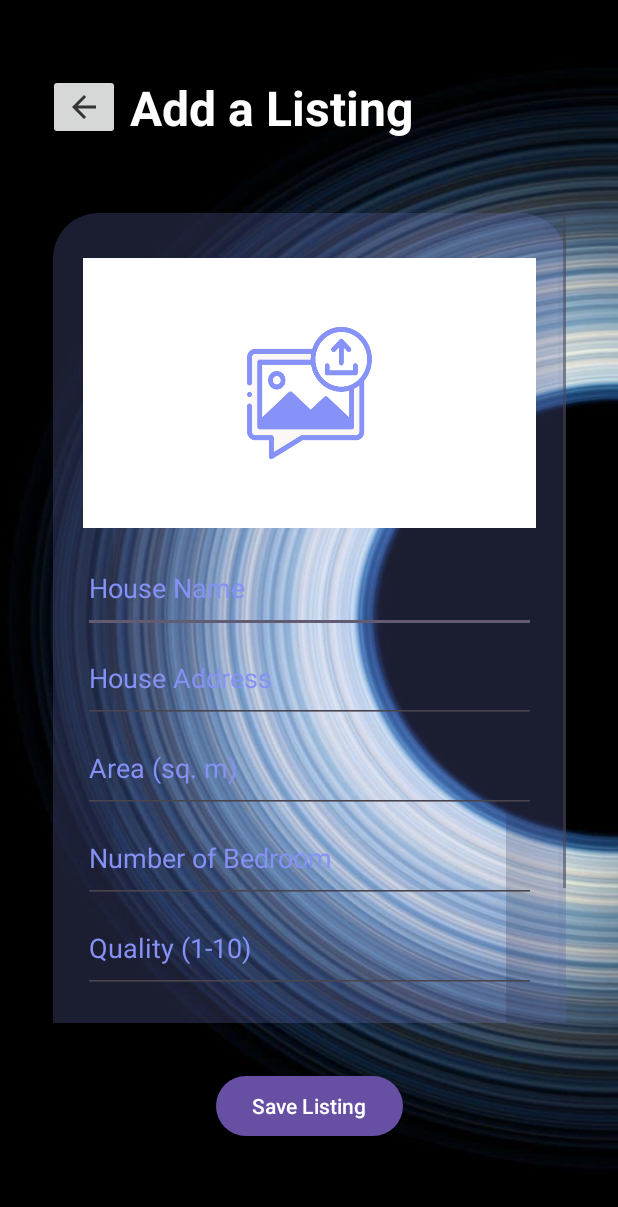
After one commit to iamggragas/EstiMate, an Android app: the AddListings screen opened directly, with no data from a screen before it, on a phone screen of 412 x 824 dp. The commit adds this screen. Shown: the top 1207 px of the screen. Run offline under Robolectric (Android 15) with nearby library versions, the phone set to English and light mode, and no system bars.

Commit message:
Implementing House Prediction Algorithm

```diff
--- a/app/build.gradle.kts
+++ b/app/build.gradle.kts
@@ -40,6 +40,7 @@ dependencies {
     implementation(libs.constraintlayout)
     implementation(libs.firebase.auth)
     implementation(libs.firebase.database)
+    implementation(libs.firebase.storage)
     testImplementation(libs.junit)
     androidTestImplementation(libs.ext.junit)
     androidTestImplementation(libs.espresso.core)
--- a/app/src/main/AndroidManifest.xml
+++ b/app/src/main/AndroidManifest.xml
@@ -12,6 +12,9 @@
         android:supportsRtl="true"
         android:theme="@style/Theme.Main"
         tools:targetApi="31">
+        <activity
+            android:name=".AddListings"
+            android:exported="false" />
         <activity
             android:name=".Profile"
             android:exported="false" />
--- /dev/null
+++ b/app/src/main/java/com/example/main/AddListings.java
@@ -0,0 +1,121 @@
+package com.example.main;
+
+import android.os.Bundle;
+import android.view.View;
+import android.widget.Button;
+import android.widget.EditText;
+import android.widget.ImageView;
+import android.widget.Toast;
+
+import androidx.appcompat.app.AppCompatActivity;
+
+import com.example.main.Utilities.House;
+import com.example.main.Utilities.HousePrediction;
+
+public class AddListings extends AppCompatActivity {
+
+    private double vHouseSize;
+    private int vBedroom;
+    private int vQuality;
+    private double vAge;
+    private double price;
+    private String houseSize, houseName, houseAddress, bedroom, quality, age;
+
+    String name;
+
+    private ImageView uploadImg;
+    private EditText edtHouseName, edtHouseAddress, edtArea, edtNumBedroom, edtQuality, edtAge;
+    private Button predictPriceBtn, predictedPrice, saveListingBtn;
+
+    @Override
+    protected void onCreate(Bundle savedInstanceState) {
+        super.onCreate(savedInstanceState);
+        setContentView(R.layout.activity_add_listings);
+
+        edtHouseName = findViewById(R.id.edtHouseName);
+        edtHouseAddress = findViewById(R.id.edtHouseAddress);
+        edtArea = findViewById(R.id.edtArea);
+        edtNumBedroom = findViewById(R.id.edtNumBedroom);
+        edtQuality = findViewById(R.id.edtQuality);
+        edtAge = findViewById(R.id.edtAge);
+
+        predictPriceBtn = findViewById(R.id.predictPriceBtn);
+        predictedPrice = findViewById(R.id.predictedPrice);
+        saveListingBtn = findViewById(R.id.saveListingBtn);
+
+        uploadImg = findViewById(R.id.uploadImg);
+    }
+
+    public void predictPrice(View view) {
+        houseSize = edtArea.getText().toString();
+        houseName = edtHouseName.getText().toString();
+        houseAddress = edtHouseAddress.getText().toString();
+        bedroom = edtNumBedroom.getText().toString();
+        quality = edtQuality.getText().toString();
+        age = edtAge.getText().toString();
+
+        if (houseName.isEmpty() || houseSize.isEmpty() || houseAddress.isEmpty() || bedroom.isEmpty() || quality.isEmpty() || age.isEmpty()) {
+            checkFields(houseName, houseSize, houseAddress, bedroom, quality, age);
+        } else {
+            try {
+                vHouseSize = Double.parseDouble(houseSize);
+                vBedroom = Integer.parseInt(bedroom);
+                vQuality = Integer.parseInt(quality);
+                vAge = Double.parseDouble(age);
+
+                HousePrediction housePrediction = new HousePrediction();
+
+                housePrediction.addHouse(new House(150, 3, 7, 10, 300000));
+                housePrediction.addHouse(new House(200, 4, 8, 5, 450000));
+                housePrediction.addHouse(new House(250, 2, 9, 2, 600000));
+                housePrediction.addHouse(new House(200, 3, 7, 4, 350000));
+                housePrediction.addHouse(new House(175, 2, 6, 8, 150000));
+                housePrediction.addHouse(new House(150, 3, 5, 10, 500000));
+                housePrediction.addHouse(new House(205, 2, 9, 1, 250000));
+                housePrediction.addHouse(new House(215, 2, 7, 3, 550000));
+                housePrediction.addHouse(new House(185, 3, 9, 6, 400000));
+                housePrediction.addHouse(new House(225, 1, 6, 4, 750000));
+
+                price = housePrediction.predictPrice(vHouseSize, vBedroom, vQuality, vAge);
+                price = Math.round(price * 100.0) / 100.0;
+
+                predictedPrice.setVisibility(View.VISIBLE);
+                predictedPrice.setText("Php " + String.format("%.2f", price));
+            } catch (NumberFormatException e) {
+                Toast.makeText(getApplicationContext(), "Please enter a valid number", Toast.LENGTH_SHORT).show();
+            }
+        }
+    }
+
+    private void checkFields(String houseName, String houseSize, String houseAddress, String bedroom, String quality, String age) {
+        if (houseName.isEmpty()) {
+            edtHouseName.setError("Please enter a house name");
+            edtHouseName.requestFocus();
+        }
+
+        if (houseSize.isEmpty()) {
+            edtArea.setError("Please enter a house address");
+            edtArea.requestFocus();
+        }
+
+        if (houseAddress.isEmpty()) {
+            edtHouseAddress.setError("Please enter a house address");
+            edtHouseAddress.requestFocus();
+        }
+
+        if (bedroom.isEmpty()) {
+            edtNumBedroom.setError("Please enter a number of bedrooms");
+            edtNumBedroom.requestFocus();
+        }
+
+        if (quality.isEmpty()) {
+            edtQuality.setError("Please enter a house quality");
+            edtQuality.requestFocus();
+        }
+
+        if (age.isEmpty()) {
+            edtAge.setError("Please enter a house age");
+            edtAge.requestFocus();
+        }
+    }
+}
--- a/app/src/main/java/com/example/main/Utilities/HelperClass.java
+++ b/app/src/main/java/com/example/main/Utilities/User.java
@@ -1,6 +1,6 @@
 package com.example.main.Utilities;
 
-public class HelperClass {
+public class User {
         String name, email, phone, password;
 
         public String getName() {
@@ -35,14 +35,14 @@ public class HelperClass {
             this.password = password;
         }
 
-        public HelperClass(String name, String phone, String email, String password) {
+        public User(String name, String phone, String email, String password) {
             this.name = name;
             this.phone = phone;
             this.email = email;
             this.password = password;
         }
 
-        public HelperClass() {
+        public User() {
         }
 
 }
--- /dev/null
+++ b/app/src/main/res/layout/activity_add_listings.xml
@@ -0,0 +1,166 @@
+<?xml version="1.0" encoding="utf-8"?>
+<androidx.constraintlayout.widget.ConstraintLayout xmlns:android="http://schemas.android.com/apk/res/android"
+    xmlns:app="http://schemas.android.com/apk/res-auto"
+    xmlns:tools="http://schemas.android.com/tools"
+    android:id="@+id/main"
+    android:layout_width="match_parent"
+    android:layout_height="match_parent"
+    android:background="@drawable/bg"
+    tools:context=".AddListings">
+
+    <ImageButton
+        android:id="@+id/backBtn"
+        android:layout_width="wrap_content"
+        android:layout_height="wrap_content"
+        android:layout_marginStart="32dp"
+        app:layout_constraintBottom_toTopOf="@+id/scrollView2"
+        app:layout_constraintEnd_toStartOf="@+id/textView"
+        app:layout_constraintHorizontal_bias="0.0"
+        app:layout_constraintStart_toStartOf="parent"
+        app:layout_constraintTop_toTopOf="parent"
+        app:srcCompat="@drawable/ic_backbtn" />
+
+    <TextView
+        android:id="@+id/textView"
+        android:layout_width="wrap_content"
+        android:layout_height="wrap_content"
+        android:text="Add a Listing"
+        android:textColor="#FFFFFF"
+        android:textSize="32sp"
+        android:textStyle="bold"
+        app:layout_constraintBottom_toTopOf="@+id/scrollView2"
+        app:layout_constraintEnd_toEndOf="parent"
+        app:layout_constraintHorizontal_bias="0.387"
+        app:layout_constraintStart_toStartOf="parent"
+        app:layout_constraintTop_toTopOf="parent"
+        app:layout_constraintVertical_bias="0.509" />
+
+    <ScrollView
+        android:id="@+id/scrollView2"
+        android:layout_width="342dp"
+        android:layout_height="540dp"
+        android:scrollbarSize="2dp"
+        android:verticalScrollbarPosition="defaultPosition"
+        app:layout_constraintBottom_toBottomOf="parent"
+        app:layout_constraintEnd_toEndOf="parent"
+        app:layout_constraintStart_toStartOf="parent"
+        app:layout_constraintTop_toTopOf="parent">
+
+        <androidx.cardview.widget.CardView
+            android:layout_width="match_parent"
+            android:layout_height="wrap_content"
+            app:cardBackgroundColor="#338591F5"
+            app:cardCornerRadius="30dp"
+            app:cardElevation="30dp">
+
+            <LinearLayout
+                android:layout_width="match_parent"
+                android:layout_height="wrap_content"
+                android:layout_gravity="center_horizontal"
+                android:orientation="vertical"
+                android:padding="20dp">
+
+                <ImageView
+                    android:id="@+id/uploadImg"
+                    android:layout_width="match_parent"
+                    android:layout_height="200dp"
+                    android:paddingTop="10dp"
+                    android:paddingBottom="10dp"
+                    android:scaleType="fitXY"
+                    android:src="@drawable/uploadimg" />
+
+                <EditText
+                    android:id="@+id/edtHouseName"
+                    android:layout_width="match_parent"
+                    android:layout_height="60dp"
+                    android:hint="House Name"
+                    android:paddingBottom="10dp"
+                    android:textColor="#FFFFFF"
+                    android:textColorHint="#8591F5" />
+
+                <EditText
+                    android:id="@+id/edtHouseAddress"
+                    android:layout_width="match_parent"
+                    android:layout_height="60dp"
+                    android:hint="House Address"
+                    android:paddingBottom="10dp"
+                    android:textColor="#FFFFFF"
+                    android:textColorHint="#8591F5" />
+
+                <EditText
+                    android:id="@+id/edtArea"
+                    android:layout_width="match_parent"
+                    android:layout_height="60dp"
+                    android:hint="Area (sq. m)"
+                    android:paddingBottom="10dp"
+                    android:textColor="#FFFFFF"
+                    android:textColorHint="#8591F5" />
+
+                <EditText
+                    android:id="@+id/edtNumBedroom"
+                    android:layout_width="match_parent"
+                    android:layout_height="60dp"
+                    android:hint="Number of Bedroom"
+                    android:paddingBottom="10dp"
+                    android:textColor="#FFFFFF"
+                    android:textColorHint="#8591F5" />
+
+                <EditText
+                    android:id="@+id/edtQuality"
+                    android:layout_width="match_parent"
+                    android:layout_height="60dp"
+                    android:hint="Quality (1-10)"
+                    android:paddingBottom="10dp"
+                    android:textColor="#FFFFFF"
+                    android:textColorHint="#8591F5" />
+
+                <EditText
+                    android:id="@+id/edtAge"
+                    android:layout_width="match_parent"
+                    android:layout_height="60dp"
+                    android:hint="Age (in years)"
+                    android:paddingBottom="10dp"
+                    android:textColor="#FFFFFF"
+                    android:textColorHint="#8591F5" />
+
+                <LinearLayout
+                    android:layout_width="match_parent"
+                    android:layout_height="wrap_content"
+                    android:gravity="center"
+                    android:orientation="horizontal">
+
+                    <Button
+                        android:id="@+id/predictPriceBtn"
+                        android:layout_width="wrap_content"
+                        android:layout_height="match_parent"
+                        android:text="Predict Price"
+                        android:onClick="predictPrice"
+                        />
+
+                    <Button
+                        android:id="@+id/predictedPrice"
+                        android:layout_width="wrap_content"
+                        android:layout_height="match_parent"
+                        android:text="Predict Price"
+                        android:visibility="gone" />
+
+                </LinearLayout>
+
+            </LinearLayout>
+
+        </androidx.cardview.widget.CardView>
+
+    </ScrollView>
+
+    <Button
+        android:id="@+id/saveListingBtn"
+        android:layout_width="wrap_content"
+        android:layout_height="wrap_content"
+        android:layout_marginBottom="32dp"
+        android:text="Save Listing"
+        app:layout_constraintBottom_toBottomOf="parent"
+        app:layout_constraintEnd_toEndOf="parent"
+        app:layout_constraintStart_toStartOf="parent"
+        app:layout_constraintTop_toBottomOf="@+id/scrollView2" />
+
+</androidx.constraintlayout.widget.ConstraintLayout>
--- a/gradle/libs.versions.toml
+++ b/gradle/libs.versions.toml
@@ -10,6 +10,7 @@ constraintlayout = "2.1.4"
 googleGmsGoogleServices = "4.4.2"
 firebaseAuth = "23.0.0"
 firebaseDatabase = "21.0.0"
+firebaseStorage = "21.0.1"
 
 [libraries]
 junit = { group = "junit", name = "junit", version.ref = "junit" }
@@ -21,6 +22,7 @@ activity = { group = "androidx.activity", name = "activity", version.ref = "acti
 constraintlayout = { group = "androidx.constraintlayout", name = "constraintlayout", version.ref = "constraintlayout" }
 firebase-auth = { group = "com.google.firebase", name = "firebase-auth", version.ref = "firebaseAuth" }
 firebase-database = { group = "com.google.firebase", name = "firebase-database", version.ref = "firebaseDatabase" }
+firebase-storage = { group = "com.google.firebase", name = "firebase-storage", version.ref = "firebaseStorage" }
 
 [plugins]
 android-application = { id = "com.android.application", version.ref = "agp" }
```
Also changed, not shown: app/src/main/java/com/example/main/MainActivity.java (+3 -4 lines), app/src/main/java/com/example/main/Profile.java (+17 -0 lines), app/src/main/java/com/example/main/Utilities/House.java (added, +17 -0 lines), app/src/main/java/com/example/main/Utilities/HousePrediction.java (added, +30 -0 lines), app/src/main/res/drawable/bg.jpg (added), app/src/main/res/drawable/uploadimg.png (added).
